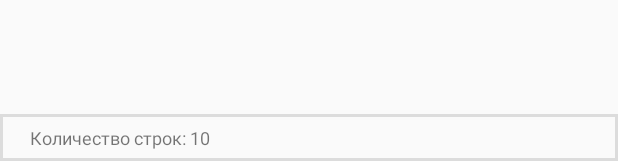
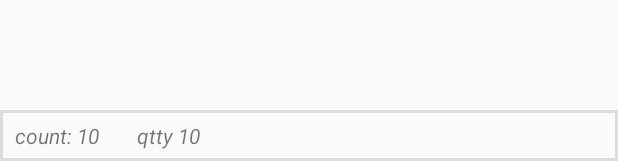
Before and after one commit to OrangeErik/StyloScanner, an Android app: the layout rv_strings.xml on its own in the app's theme, with its tools: preview values and no code run, on a phone screen of 412 x 824 dp. Shown: the part 1075-1236 px from the top of the screen. Run offline under Robolectric (Android 15) with nearby library versions, the phone set to English and light mode, and no system bars.

```diff
--- a/app/src/main/java/ru/tutorial/qrcodescannerpapyrus/data/ExpData.kt
+++ b/app/src/main/java/ru/tutorial/qrcodescannerpapyrus/data/ExpData.kt
@@ -9,7 +9,7 @@ data class ExpData(
 ) {
 	//return CSV string
 	fun toCSV(): String {
-		var outer:String = "${Constants.str_doc_name};${Constants.str_doc_descr};${Constants.str_code};${Constants.str_goods_count}\n";
+		var outer:String = "${Constants.str_doc_name};${Constants.str_doc_descr};${Constants.str_code};${Constants.str_qtty}\n";
 		for(i:Int in data.indices) {
 			outer += "$docName;${if(docDescr.length > 0) docDescr else " "};${data[i].first};${data[i].second.toString()}\n"
 		}
--- a/app/src/main/java/ru/tutorial/qrcodescannerpapyrus/util/Constants.kt
+++ b/app/src/main/java/ru/tutorial/qrcodescannerpapyrus/util/Constants.kt
@@ -1,11 +1,12 @@
 package ru.tutorial.qrcodescannerpapyrus.util
 
 object Constants {
-	const val str_str_count:String = "Количество строк:"
+	const val str_str_count:String = "Count:"
+	const val str_goods_count:String = "Qtty:"
 	const val str_doc_name:String = "doc_name"
 	const val str_doc_descr:String = "doc_descr"
 	const val str_code:String = "code"
-	const val str_goods_count:String = "qtty"
+	const val str_qtty:String = "qtty"
 	const val PREF_KEY_OPEN_NEW_STR_DIALOG = "open_new_string_dialog";
 	const val PREF_KEY_USE_CAMERA = "have_scanner";
 	const val SETTING_FILE_NAME = "setting";
--- /dev/null
+++ b/app/src/main/res/drawable/divider.xml
@@ -0,0 +1,5 @@
+<?xml version="1.0" encoding="utf-8"?>
+<shape xmlns:android="http://schemas.android.com/apk/res/android">
+    <size android:width="1dip" />
+    <solid android:color="@color/colorControlHighlight" />
+</shape>
--- a/app/src/main/res/layout/dialog_new_string.xml
+++ b/app/src/main/res/layout/dialog_new_string.xml
@@ -30,7 +30,6 @@
         app:layout_constraintTop_toBottomOf="@id/new_string_title_tv"
         tools:layout_editor_absoluteX="4dp" />
 
-
     <LinearLayout
         android:id="@+id/new_string_ll"
         android:layout_width="match_parent"
@@ -45,10 +44,12 @@
         <TextView
             android:id="@+id/new_string_tv"
             android:layout_width="0dp"
-            android:layout_height="match_parent"
+            android:layout_height="wrap_content"
             android:layout_marginTop="10dp"
             android:layout_marginEnd="10dp"
             android:layout_weight="2"
+            android:ellipsize="end"
+            android:maxLines="5"
             android:background="@drawable/border"
             android:gravity="center_vertical"
             android:paddingHorizontal="5dp"
--- a/app/src/main/res/layout/rv_strings.xml
+++ b/app/src/main/res/layout/rv_strings.xml
@@ -23,19 +23,42 @@
         android:layout_height="0dp"
         android:scrollbars="vertical"
         app:layout_constraintVertical_weight="1"
-        app:layout_constraintBottom_toTopOf="@+id/count_tw_custom_str_rv"
+        app:layout_constraintBottom_toTopOf="@+id/count_ll"
         app:layout_constraintTop_toBottomOf="@+id/fragment_container_custom_rv_str"/>
 
-    <TextView
-        android:id="@+id/count_tw_custom_str_rv"
+    <LinearLayout
+        android:id="@id/count_ll"
         android:layout_width="match_parent"
         android:layout_height="wrap_content"
-        tools:text="Количество строк: 10"
-        android:paddingHorizontal="20dp"
-        android:paddingVertical="7dp"
-        android:textSize="12sp"
+        android:background="@drawable/border"
+        android:gravity="left"
         app:layout_constraintBottom_toBottomOf="parent"
-        app:layout_constraintTop_toBottomOf="@+id/doc_custom_str_rv"
-        android:background="@drawable/border"/>
+        app:layout_constraintEnd_toEndOf="parent"
+        app:layout_constraintStart_toStartOf="parent"
+        app:layout_constraintTop_toBottomOf="@+id/doc_custom_str_rv">
+
+        <TextView
+            android:id="@+id/strcount_tw"
+            android:layout_width="wrap_content"
+            android:layout_height="wrap_content"
+            android:paddingStart="10dp"
+            android:paddingEnd="20dp"
+            android:paddingVertical="7dp"
+            android:textSize="@dimen/count_text_size"
+            android:textStyle="italic"
+            tools:text="count: 10" />
+
+        <TextView
+            android:id="@+id/goodscount_tw"
+            android:layout_width="wrap_content"
+            android:layout_height="wrap_content"
+            android:paddingStart="5dp"
+            android:paddingEnd="20dp"
+            android:paddingVertical="7dp"
+            android:textSize="@dimen/count_text_size"
+            android:textStyle="italic"
+            tools:text="qtty 10" />
+
+    </LinearLayout>
 
 </androidx.constraintlayout.widget.ConstraintLayout>
--- a/app/src/main/res/menu/menu.xml
+++ b/app/src/main/res/menu/menu.xml
@@ -11,10 +11,4 @@
         android:title="@string/delete"
         app:showAsAction="always"
         android:icon="@drawable/ic_settings_24"/>
-    <item
-        android:id="@+id/goods_handbook_menuitem"
-        android:orderInCategory="100"
-        android:title="@string/load_goods_handbook"
-        android:icon="@drawable/ic_list_24"
-        app:showAsAction="always"/>
 </menu>
--- a/app/src/main/res/values/colors.xml
+++ b/app/src/main/res/values/colors.xml
@@ -3,4 +3,5 @@
     <color name="colorPrimary">#6200EE</color>
     <color name="colorPrimaryDark">#3700B3</color>
     <color name="colorAccent">#03DAC5</color>
+    <color name="colorControlHighlight">@color/ripple_material_light</color>
 </resources>
--- a/app/src/main/res/values/dimens.xml
+++ b/app/src/main/res/values/dimens.xml
@@ -2,4 +2,5 @@
     <dimen name="fab_margin">16dp</dimen>
     <dimen name="checkbox_text_size">14sp</dimen>
     <dimen name="dialog_text_size">18sp</dimen>
+    <dimen name="count_text_size">14sp</dimen>
 </resources>
```
Also changed, not shown: app/src/main/AndroidManifest.xml (+8 -2 lines), app/src/main/java/ru/tutorial/qrcodescannerpapyrus/RabbitMQProducer.kt (+20 -2 lines), app/src/main/java/ru/tutorial/qrcodescannerpapyrus/adapters/DocHeaderListAdapter.kt (+22 -10 lines), app/src/main/java/ru/tutorial/qrcodescannerpapyrus/util/RabbitConst.kt (deleted, +0 -19 lines), app/src/main/java/ru/tutorial/qrcodescannerpapyrus/view/DocumentsListActivity.kt (+11 -5 lines), app/src/main/java/ru/tutorial/qrcodescannerpapyrus/view/StringListActivity.kt (+16 -16 lines), app/src/main/res/layout/dialog_new_doc.xml (+4 -4 lines), app/src/main/res/values/styles.xml (+7 -0 lines).
